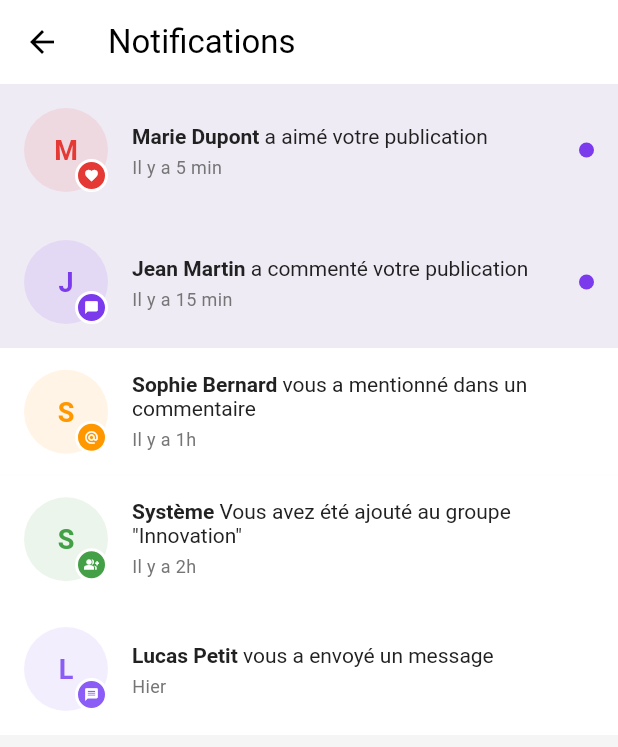
After one commit to Khaoulachaouaty/ConnectWork, a Flutter app: the Notifications screen opened directly, on a phone screen of 412 x 824 dp. The commit adds this screen. Shown: the top 747 px of the screen. Run offline on Flutter 3.47's test engine with Material 3 defaults, Android fonts, the phone set to English and light mode, and no system bars; our stand-ins replace device_info_plus, dio, permission_handler; network calls fail.

Commit message:
ajouter notification

```diff
--- a/lib/views/home/feed.dart
+++ b/lib/views/home/feed.dart
@@ -6,6 +6,7 @@ import '../../widgets/post_card.dart';
 import 'create_post.dart';
 import '../../widgets/bottom_nav_bar.dart';
 import '../search/search.dart';
+import '../notifications/notifications.dart';
 
 
 
@@ -156,7 +157,7 @@ class _FeedState extends State<Feed> {
             onPressed: () => Navigator.push(
               context,
               MaterialPageRoute(
-                builder: (context) => const Scaffold(),
+                builder: (context) => const Notifications(),
               ),
             ),
           ),
--- /dev/null
+++ b/lib/views/notifications/notifications.dart
@@ -0,0 +1,249 @@
+import 'package:flutter/material.dart';
+import '../../constants.dart';
+
+class Notifications extends StatefulWidget {
+  const Notifications({super.key});
+
+  @override
+  State<Notifications> createState() => _NotificationsState();
+}
+
+class _NotificationsState extends State<Notifications> {
+  final List<Map<String, dynamic>> _notifications = [
+    {
+      'id': '1',
+      'type': 'like',
+      'user': 'Marie Dupont',
+      'message': 'a aimé votre publication',
+      'time': 'Il y a 5 min',
+      'read': false,
+      'avatar': null,
+    },
+    {
+      'id': '2',
+      'type': 'comment',
+      'user': 'Jean Martin',
+      'message': 'a commenté votre publication',
+      'time': 'Il y a 15 min',
+      'read': false,
+      'avatar': null,
+    },
+    {
+      'id': '3',
+      'type': 'mention',
+      'user': 'Sophie Bernard',
+      'message': 'vous a mentionné dans un commentaire',
+      'time': 'Il y a 1h',
+      'read': true,
+      'avatar': null,
+    },
+    {
+      'id': '4',
+      'type': 'group',
+      'user': 'Système',
+      'message': 'Vous avez été ajouté au groupe "Innovation"',
+      'time': 'Il y a 2h',
+      'read': true,
+      'avatar': null,
+    },
+    {
+      'id': '5',
+      'type': 'message',
+      'user': 'Lucas Petit',
+      'message': 'vous a envoyé un message',
+      'time': 'Hier',
+      'read': true,
+      'avatar': null,
+    },
+  ];
+
+  IconData _getIcon(String type) {
+    switch (type) {
+      case 'like':
+        return Icons.favorite;
+      case 'comment':
+        return Icons.chat_bubble;
+      case 'mention':
+        return Icons.alternate_email;
+      case 'group':
+        return Icons.group_add;
+      case 'message':
+        return Icons.message;
+      default:
+        return Icons.notifications;
+    }
+  }
+
+  Color _getIconColor(String type) {
+    switch (type) {
+      case 'like':
+        return AppColors.error;
+      case 'comment':
+        return AppColors.primary;
+      case 'mention':
+        return AppColors.accent;
+      case 'group':
+        return AppColors.success;
+      case 'message':
+        return AppColors.primaryLight;
+      default:
+        return AppColors.textSecondary;
+    }
+  }
+
+  @override
+  Widget build(BuildContext context) {
+    final unreadCount = _notifications.where((n) => !n['read']).length;
+
+    return Scaffold(
+      backgroundColor: AppColors.background,
+      appBar: AppBar(
+        title: const Text('Notifications'),
+        actions: [
+          if (unreadCount > 0)
+            TextButton(
+              onPressed: () {
+                setState(() {
+                  for (var n in _notifications) {
+                    n['read'] = true;
+                  }
+                });
+              },
+              child: const Text(
+                'Tout marquer comme lu',
+                style: TextStyle(color: AppColors.white),
+              ),
+            ),
+        ],
+      ),
+      body: _notifications.isEmpty
+          ? const Center(
+              child: Column(
+                mainAxisAlignment: MainAxisAlignment.center,
+                children: [
+                  Icon(
+                    Icons.notifications_none,
+                    size: 64,
+                    color: AppColors.textHint,
+                  ),
+                  SizedBox(height: 16),
+                  Text(
+                    'Aucune notification',
+                    style: TextStyle(
+                      color: AppColors.textSecondary,
+                      fontSize: 16,
+                    ),
+                  ),
+                ],
+              ),
+            )
+          : ListView.builder(
+              itemCount: _notifications.length,
+              itemBuilder: (context, index) {
+                final notif = _notifications[index];
+                return Dismissible(
+                  key: Key(notif['id']),
+                  direction: DismissDirection.endToStart,
+                  background: Container(
+                    color: AppColors.error,
+                    alignment: Alignment.centerRight,
+                    padding: const EdgeInsets.only(right: 20),
+                    child: const Icon(Icons.delete, color: AppColors.white),
+                  ),
+                  onDismissed: (_) {
+                    setState(() {
+                      _notifications.removeAt(index);
+                    });
+                  },
+                  child: Container(
+                    color: notif['read']
+                        ? AppColors.white
+                        : AppColors.primary.withOpacity(0.05),
+                    child: ListTile(
+                      contentPadding: const EdgeInsets.symmetric(
+                        horizontal: 16,
+                        vertical: 8,
+                      ),
+                      leading: Stack(
+                        children: [
+                          CircleAvatar(
+                            radius: 28,
+                            backgroundColor: _getIconColor(notif['type'])
+                                .withOpacity(0.1),
+                            child: Text(
+                              notif['user'][0].toUpperCase(),
+                              style: TextStyle(
+                                color: _getIconColor(notif['type']),
+                                fontWeight: FontWeight.bold,
+                                fontSize: 18,
+                              ),
+                            ),
+                          ),
+                          Positioned(
+                            right: 0,
+                            bottom: 0,
+                            child: Container(
+                              padding: const EdgeInsets.all(4),
+                              decoration: BoxDecoration(
+                                color: _getIconColor(notif['type']),
+                                shape: BoxShape.circle,
+                                border: Border.all(
+                                  color: AppColors.white,
+                                  width: 2,
+                                ),
+                              ),
+                              child: Icon(
+                                _getIcon(notif['type']),
+                                size: 10,
+                                color: AppColors.white,
+                              ),
+                            ),
+                          ),
+                        ],
+                      ),
+                      title: RichText(
+                        text: TextSpan(
+                          style: const TextStyle(
+                            color: AppColors.textPrimary,
+                            fontSize: 14,
+                          ),
+                          children: [
+                            TextSpan(
+                              text: notif['user'],
+                              style: const TextStyle(fontWeight: FontWeight.bold),
+                            ),
+                            TextSpan(text: ' ${notif['message']}'),
+                          ],
+                        ),
+                      ),
+                      subtitle: Padding(
+                        padding: const EdgeInsets.only(top: 4),
+                        child: Text(
+                          notif['time'],
+                          style: AppTextStyles.caption,
+                        ),
+                      ),
+                      trailing: notif['read']
+                          ? null
+                          : Container(
+                              width: 10,
+                              height: 10,
+                              decoration: const BoxDecoration(
+                                color: AppColors.primary,
+                                shape: BoxShape.circle,
+                              ),
+                            ),
+                      onTap: () {
+                        setState(() {
+                          notif['read'] = true;
+                        });
+                        // Navigation vers le détail
+                      },
+                    ),
+                  ),
+                );
+              },
+            ),
+    );
+  }
+}
```
